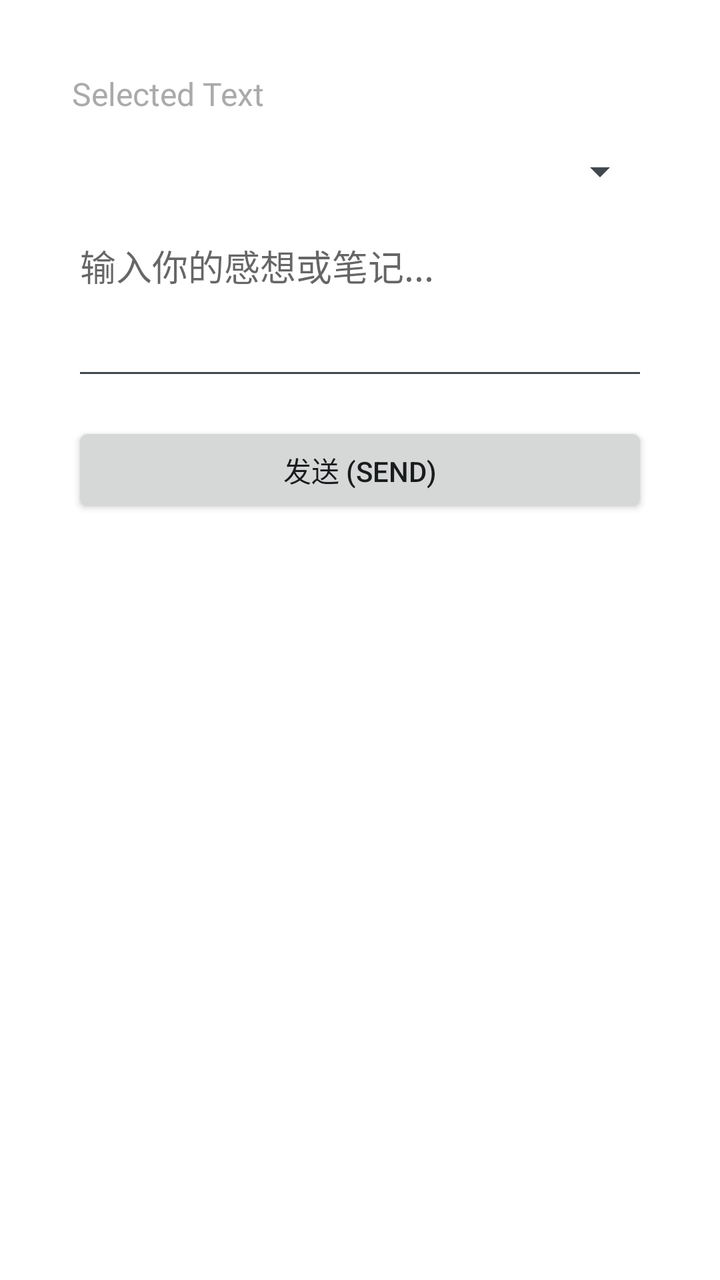
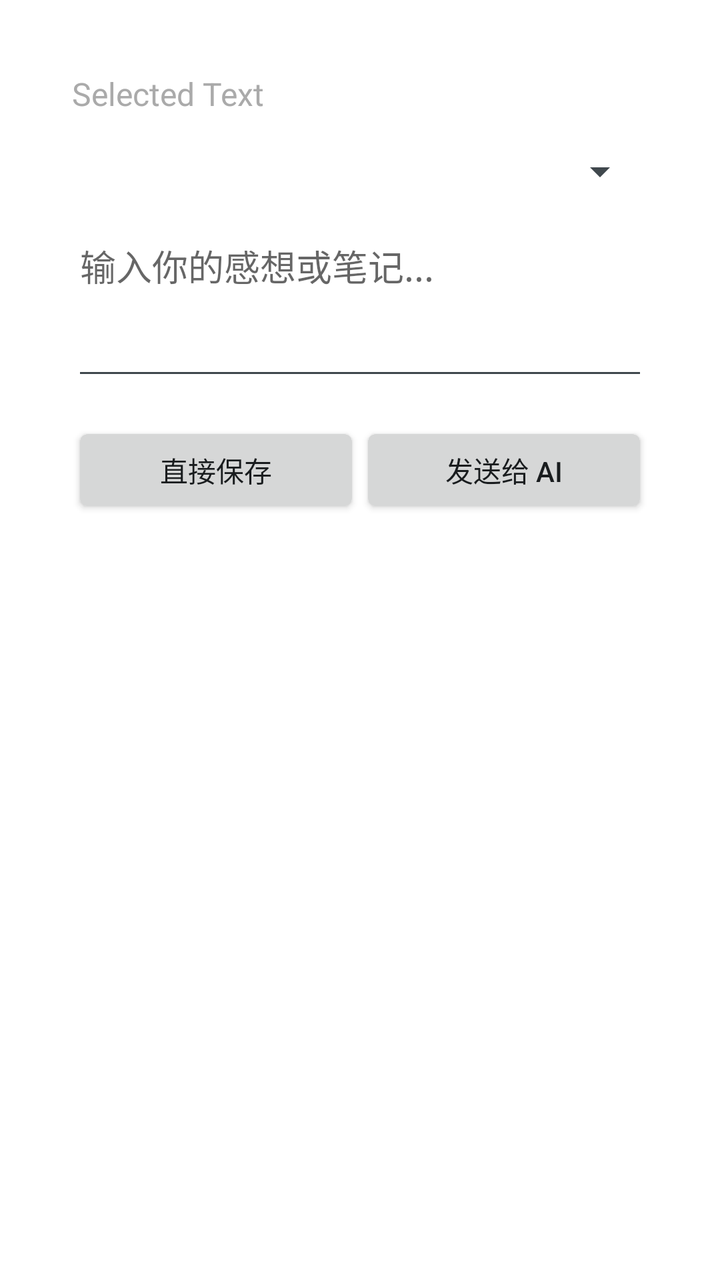

Two renders of the same Android screen: before a commit and after it. Below are the layout's source before the change and the commit's diff.
<!-- AndroidManifest.xml: activity theme android:Theme.DeviceDefault.Light.Dialog -->
<!-- res/layout/activity_capture.xml -->
<?xml version="1.0" encoding="utf-8"?>
<LinearLayout xmlns:android="http://schemas.android.com/apk/res/android"
    android:layout_width="match_parent"
    android:layout_height="wrap_content"
    android:orientation="vertical"
    android:padding="20dp"
    android:background="@android:color/white">

    
    <TextView
        android:id="@+id/text_selected"
        android:layout_width="match_parent"
        android:layout_height="wrap_content"
        android:text="Selected Text"
        android:textSize="16sp"
        android:textColor="@android:color/darker_gray"
        android:maxLines="4"
        android:ellipsize="end"
        android:layout_marginBottom="16dp"/>

    
    <Spinner
        android:id="@+id/spinner_notebook"
        android:layout_width="match_parent"
        android:layout_height="wrap_content"
        android:layout_marginBottom="12dp" />

    
    <EditText
        android:id="@+id/edit_thought"
        android:layout_width="match_parent"
        android:layout_height="wrap_content"
        android:hint="输入你的感想或笔记..."
        android:minLines="3"
        android:gravity="top|start"
        android:inputType="textMultiLine"
        android:layout_marginBottom="16dp"/>

    
    <Button
        android:id="@+id/btn_send"
        android:layout_width="match_parent"
        android:layout_height="wrap_content"
        android:text="发送 (Send)" />

</LinearLayout>
<!-- resources referenced by this layout -->
<resources>

</resources>

<!-- the commit's change to res/layout/activity_capture.xml (unified diff, before → after) -->
@@ -36,11 +36,22 @@
         android:inputType="textMultiLine"
         android:layout_marginBottom="16dp"/>
 
-    
-    <Button
-        android:id="@+id/btn_send"
+    <LinearLayout
         android:layout_width="match_parent"
         android:layout_height="wrap_content"
-        android:text="发送 (Send)" />
+        android:orientation="horizontal">
+        <Button
+            android:id="@+id/btn_save"
+            android:layout_width="0dp"
+            android:layout_height="wrap_content"
+            android:layout_weight="1"
+            android:text="直接保存" />
+        <Button
+            android:id="@+id/btn_send_ai"
+            android:layout_width="0dp"
+            android:layout_height="wrap_content"
+            android:layout_weight="1"
+            android:text="发送给 AI" />
+    </LinearLayout>
 
 </LinearLayout>
